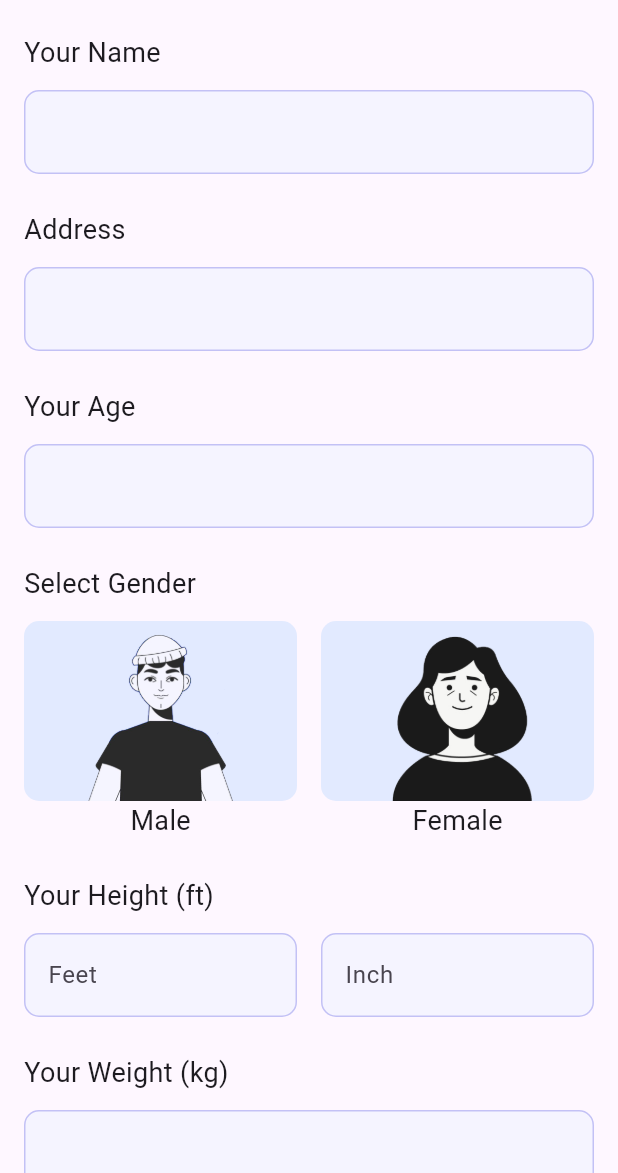
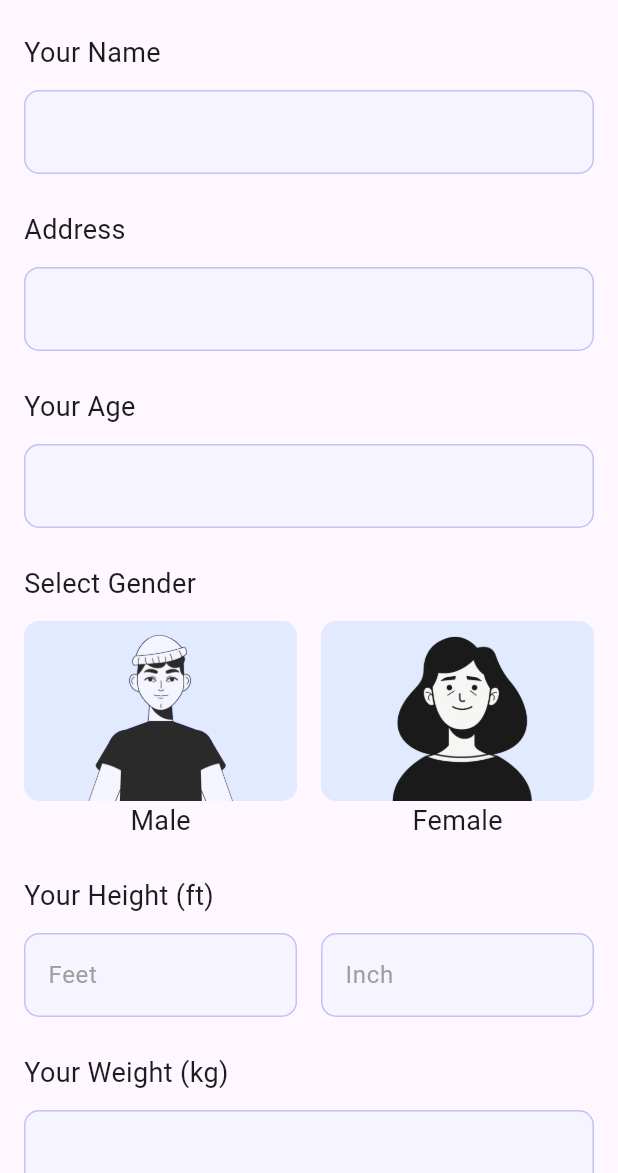
Before and after one commit to Hasibol-Hoda-Inu/flutter_batch7_ostad, a Flutter app: the UserInputScreen screen opened directly, on a phone screen of 412 x 824 dp, the part 63-1236 px from its top. Run offline on Flutter 3.47's test engine with Material 3 defaults, Android fonts, the phone set to English and light mode, and no system bars; our stand-ins replace flutter_svg.

Commit message:
updated few things for better user experience

```diff
--- a/lib/presentation/widgets/user_input_widget.dart
+++ b/lib/presentation/widgets/user_input_widget.dart
@@ -146,7 +146,12 @@ class UserInputWidget extends StatelessWidget {
                       }
                     },
 
-                    decoration: const InputDecoration(hintText: "Feet"),),
+                    decoration: const InputDecoration(
+                        hintText: "Feet",
+                      hintStyle: TextStyle(
+                        color: Colors.grey
+                      )
+                    ),),
                 ),
                 const SizedBox(width: 16,),
                 Expanded(
@@ -158,7 +163,13 @@ class UserInputWidget extends StatelessWidget {
                         return "Enter a valid value";
                       }
                     },
-                    decoration: const InputDecoration(hintText: "Inch"),),
+                    decoration: const InputDecoration(
+                        hintText: "Inch",
+                      hintStyle: TextStyle(
+                        color: Colors.grey
+                      )
+
+                    ),),
                 ),
               ],),
               const SizedBox(height: 24,),
```
